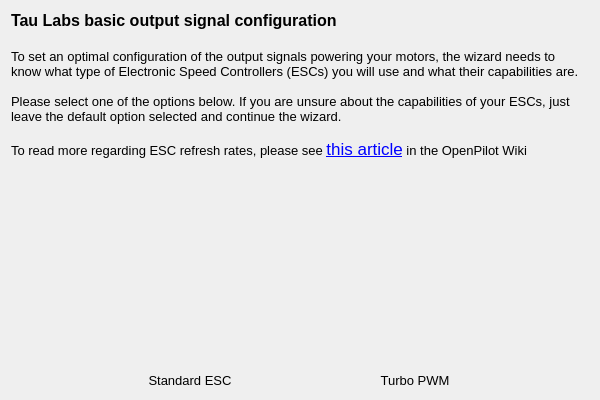
Qt form ground/gcs/src/plugins/setupwizard/pages/outputpage.ui (TauLabs/TauLabs) before a commit.
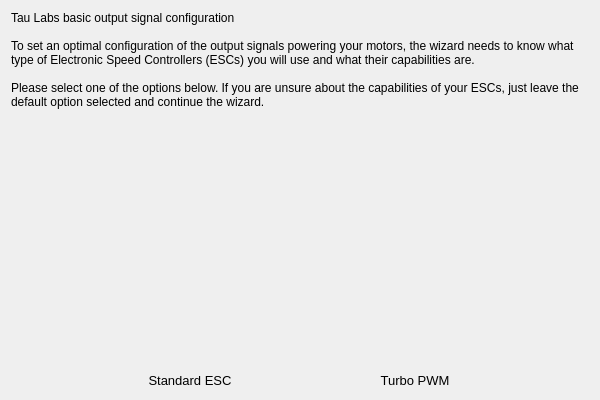
The same form after that commit. Icons and pictures are not drawn.

Commit message:
SetupWizard: strip formatting from text
The formatting applied does not work well across platforms.  Removing
until that is improved.

What changed in the file:
```diff
--- a/ground/gcs/src/plugins/setupwizard/pages/outputpage.ui
+++ b/ground/gcs/src/plugins/setupwizard/pages/outputpage.ui
@@ -17,17 +17,12 @@
    <item>
     <widget class="QLabel" name="label">
      <property name="text">
-      <string>&lt;!DOCTYPE HTML PUBLIC &quot;-//W3C//DTD HTML 4.0//EN&quot; &quot;http://www.w3.org/TR/REC-html40/strict.dtd&quot;&gt;
-&lt;html&gt;&lt;head&gt;&lt;meta name=&quot;qrichtext&quot; content=&quot;1&quot; /&gt;&lt;style type=&quot;text/css&quot;&gt;
-p, li { white-space: pre-wrap; }
-&lt;/style&gt;&lt;/head&gt;&lt;body style=&quot; font-family:'Lucida Grande'; font-size:13pt; font-weight:400; font-style:normal;&quot;&gt;
-&lt;p style=&quot; margin-top:0px; margin-bottom:0px; margin-left:0px; margin-right:0px; -qt-block-indent:0; text-indent:0px;&quot;&gt;&lt;span style=&quot; font-family:'MS Shell Dlg 2'; font-size:12pt; font-weight:600;&quot;&gt;Tau Labs basic output signal configuration&lt;/span&gt;&lt;/p&gt;
-&lt;p style=&quot;-qt-paragraph-type:empty; margin-top:0px; margin-bottom:0px; margin-left:0px; margin-right:0px; -qt-block-indent:0; text-indent:0px; font-family:'MS Shell Dlg 2'; font-size:12pt; font-weight:600;&quot;&gt;&lt;br /&gt;&lt;/p&gt;
-&lt;p style=&quot; margin-top:0px; margin-bottom:0px; margin-left:0px; margin-right:0px; -qt-block-indent:0; text-indent:0px;&quot;&gt;&lt;span style=&quot; font-family:'MS Shell Dlg 2'; font-size:10pt;&quot;&gt;To set an optimal configuration of the output signals powering your motors, the wizard needs to know what type of Electronic Speed Controllers (ESCs) you will use and what their capabilities are.&lt;/span&gt;&lt;/p&gt;
-&lt;p style=&quot;-qt-paragraph-type:empty; margin-top:0px; margin-bottom:0px; margin-left:0px; margin-right:0px; -qt-block-indent:0; text-indent:0px; font-family:'MS Shell Dlg 2'; font-size:10pt;&quot;&gt;&lt;br /&gt;&lt;/p&gt;
-&lt;p style=&quot; margin-top:0px; margin-bottom:0px; margin-left:0px; margin-right:0px; -qt-block-indent:0; text-indent:0px;&quot;&gt;&lt;span style=&quot; font-family:'MS Shell Dlg 2'; font-size:10pt;&quot;&gt;Please select one of the options below. If you are unsure about the capabilities of your ESCs, just leave the default option selected and continue the wizard.&lt;/span&gt;&lt;/p&gt;
-&lt;p style=&quot;-qt-paragraph-type:empty; margin-top:0px; margin-bottom:0px; margin-left:0px; margin-right:0px; -qt-block-indent:0; text-indent:0px; font-family:'MS Shell Dlg 2'; font-size:10pt;&quot;&gt;&lt;br /&gt;&lt;/p&gt;
-&lt;p style=&quot; margin-top:0px; margin-bottom:0px; margin-left:0px; margin-right:0px; -qt-block-indent:0; text-indent:0px;&quot;&gt;&lt;span style=&quot; font-family:'MS Shell Dlg 2'; font-size:10pt;&quot;&gt;To read more regarding ESC refresh rates, please see &lt;/span&gt;&lt;a href=&quot;http://wiki.openpilot.org/x/HIEu&quot;&gt;&lt;span style=&quot; text-decoration: underline; color:#0000ff;&quot;&gt;this article&lt;/span&gt;&lt;/a&gt;&lt;span style=&quot; font-family:'MS Shell Dlg 2'; font-size:10pt;&quot;&gt; in the OpenPilot Wiki&lt;/span&gt;&lt;/p&gt;&lt;/body&gt;&lt;/html&gt;</string>
+      <string>Tau Labs basic output signal configuration
+
+To set an optimal configuration of the output signals powering your motors, the wizard needs to know what type of Electronic Speed Controllers (ESCs) you will use and what their capabilities are.
+
+Please select one of the options below. If you are unsure about the capabilities of your ESCs, just leave the default option selected and continue the wizard.
+</string>
      </property>
      <property name="alignment">
       <set>Qt::AlignLeading|Qt::AlignLeft|Qt::AlignTop</set>
```
The commit also changes 13 other files.
